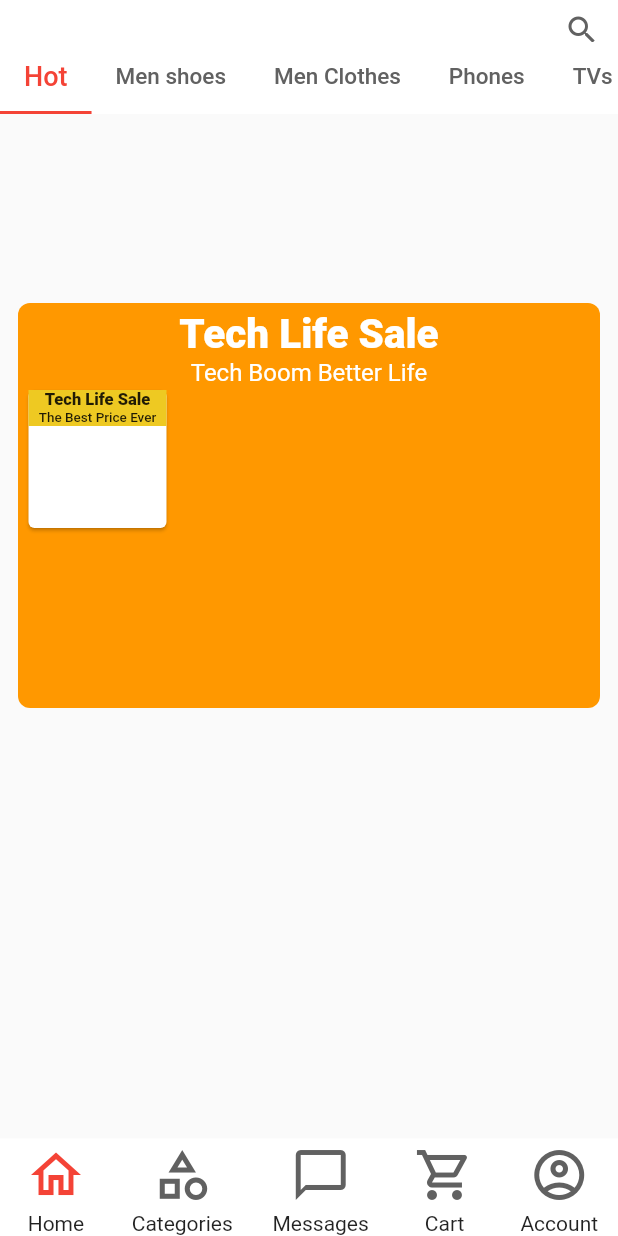
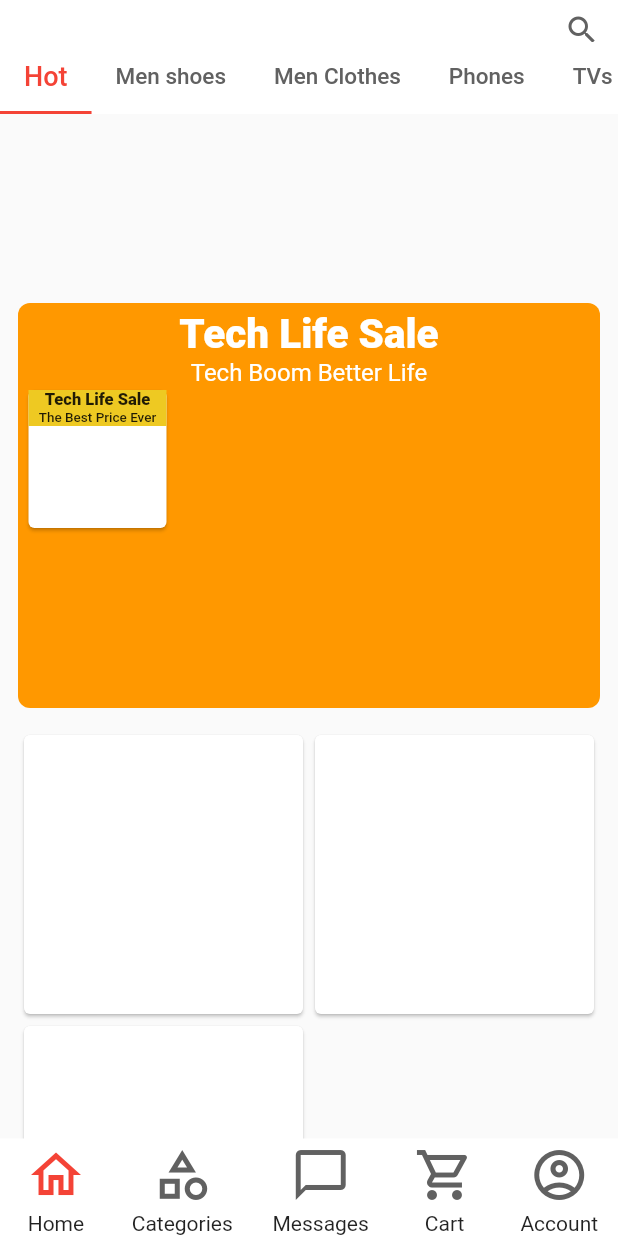
Before and after one commit to ruiyotabby/commerce_app, a Flutter app: the screen it shows after launch, on a phone screen of 412 x 824 dp. Run offline on Flutter 3.47's test engine with Material 2 defaults, Android fonts, the phone set to English and light mode, and no system bars.

```diff
--- a/lib/home.dart
+++ b/lib/home.dart
@@ -90,7 +90,10 @@ class HomeTabs extends StatelessWidget {
         ],
       ),
     );
-    Widget hotTab = Padding(
+    Widget hotTab = ListView(
+      // shrinkWrap: true,
+      children: [
+        Padding(
           padding: const EdgeInsets.only(left: 12, right: 12),
           child: Column(
             children: [
@@ -103,8 +106,23 @@ class HomeTabs extends StatelessWidget {
                 ],
               ),
               saleContainer,
+              Container(
+                padding: const EdgeInsets.only(top: 14),
+                child: GridView.count(
+                  shrinkWrap: true,
+                  physics: NeverScrollableScrollPhysics(),
+                  crossAxisCount: 2,
+                  children: [
+                    Card(),
+                    Card(),
+                    Card(),
                   ],
                 ),
+              )
+            ],
+          ),
+        ),
+      ],
     );
     return DefaultTabController(
       length: 8,
```
Lines whose indentation alone changed are shown as unchanged.
